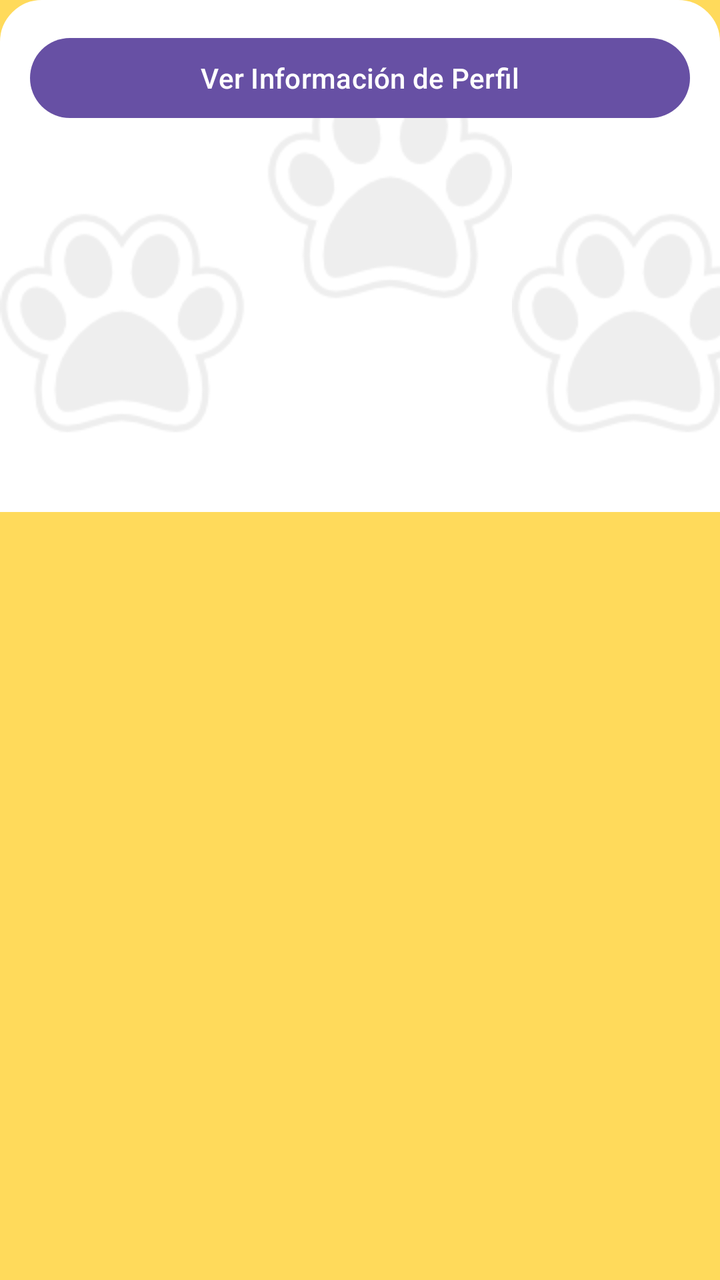
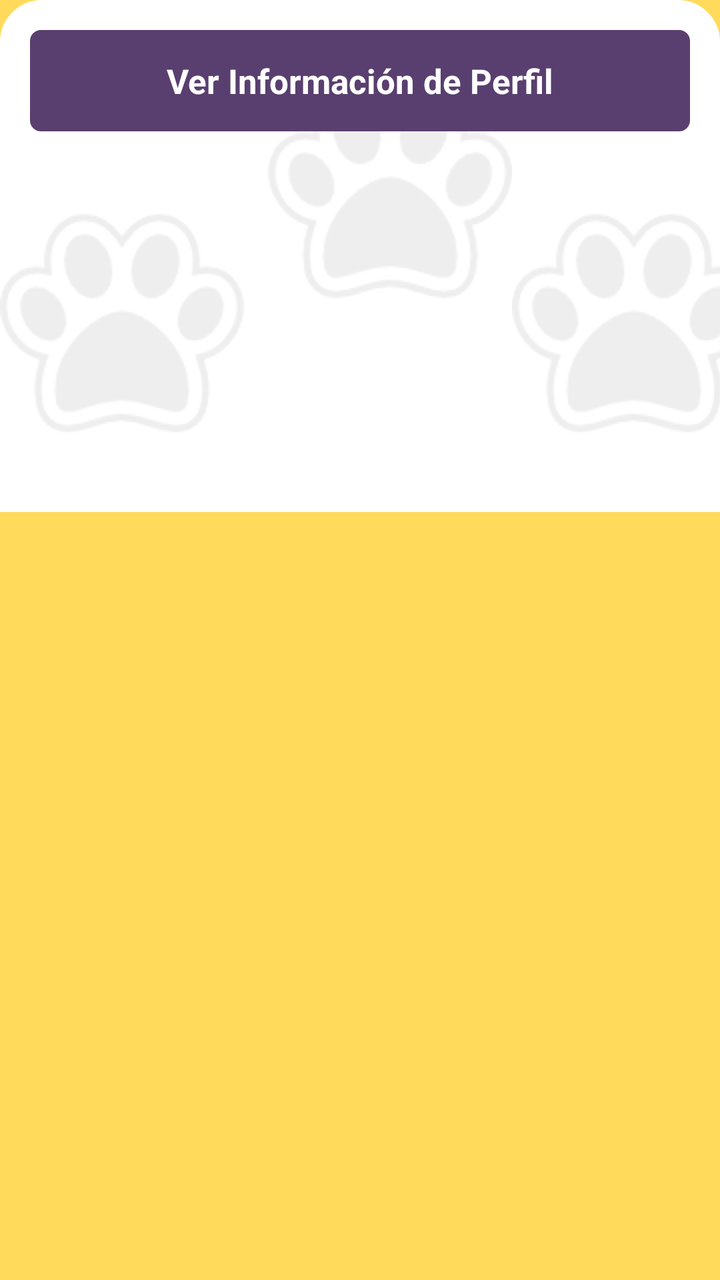

Compare the two renders of this Android layout. The source of the first and the diff that turns it into the second are given below.
<!-- AndroidManifest.xml: application theme Theme.TIC_PV -->
<!-- res/layout/activity_menu_voluntario.xml -->
<?xml version="1.0" encoding="utf-8"?>
<ScrollView xmlns:android="http://schemas.android.com/apk/res/android"
    xmlns:app="http://schemas.android.com/apk/res-auto"
    xmlns:tools="http://schemas.android.com/tools"
    android:id="@+id/main"
    android:layout_width="match_parent"
    android:layout_height="match_parent"
    android:background="@color/yellow"
    tools:context=".Vista.MenuVoluntarioActivity">

    <LinearLayout
        android:layout_width="match_parent"
        android:layout_height="match_parent"
        android:background="@drawable/bordes_fragment"
        android:padding="15dp"
        android:orientation="vertical">

        <Button
            android:layout_width="match_parent"
            android:layout_height="wrap_content"
            android:id="@+id/btnVerInformacionVoluntario"
            android:text="Ver Información de Perfil"/>

    </LinearLayout>

</ScrollView>
<!-- resources referenced by this layout -->
<resources>
  <color name="yellow">#ffda5b</color>
  <!-- drawable bordes_fragment (drawable) -->
  <?xml version="1.0" encoding="utf-8"?>
  <layer-list xmlns:android="http://schemas.android.com/apk/res/android">
  
      
      <item>
          <shape android:shape="rectangle">
              <solid android:color="#FFFFFF" />
  
              
              <corners
                  android:topLeftRadius="20dp"
                  android:topRightRadius="20dp" />
  
              <stroke
                  android:width="2dp"
                  android:color="#FFFFFF" />
          </shape>
      </item>
  
      
      <item>
          <bitmap
              android:src="@drawable/huellitas"
              android:tileMode="repeat"
              android:gravity="center"
              android:tint="@android:color/darker_gray"
              android:alpha="0.2"/> 
      </item>
  
  </layer-list>
  <style name="Theme.TIC_PV" parent="Base.Theme.TIC_PV" />
  <!-- drawable huellitas: png bitmap (drawable, 6949 bytes) -->
  <style name="Base.Theme.TIC_PV" parent="Theme.Material3.DayNight.NoActionBar">
          
          
  
  
  
  
  
  
  
  
      </style>
</resources>

<!-- the commit's change to res/layout/activity_menu_voluntario.xml (unified diff, before → after) -->
@@ -15,11 +15,27 @@
         android:padding="15dp"
         android:orientation="vertical">
 
-        <Button
+        <LinearLayout
             android:layout_width="match_parent"
             android:layout_height="wrap_content"
             android:id="@+id/btnVerInformacionVoluntario"
-            android:text="Ver Información de Perfil"/>
+            android:background="@drawable/border"
+            android:backgroundTint="@color/lila"
+            android:clickable="true"
+            android:focusable="true"
+            android:foreground="?android:attr/selectableItemBackground"
+            android:gravity="center"
+            android:orientation="horizontal"
+            android:padding="14dp">
+
+            <TextView
+                android:layout_width="wrap_content"
+                android:layout_height="wrap_content"
+                android:text="Ver Información de Perfil"
+                android:textColor="@color/white"
+                android:textSize="17sp"
+                android:textStyle="bold" />
+        </LinearLayout>
 
     </LinearLayout>
 
<!-- resource entries referenced after the edit -->
@@ -1,6 +1,20 @@
 <!-- resources referenced by this layout -->
 <resources>
+  <color name="lila">#593f6f</color>
+  <color name="white">#FFFFFFFF</color>
   <color name="yellow">#ffda5b</color>
+  <!-- drawable border (drawable) -->
+  <?xml version="1.0" encoding="utf-8"?>
+  <shape xmlns:android="http://schemas.android.com/apk/res/android">
+      
+      <solid android:color="#FFFFFF"/>
+  
+      
+      <stroke android:width="1dp" android:color="#AAAAAA"/>
+  
+      
+      <corners android:radius="5dp"/>
+  </shape>
   <!-- drawable bordes_fragment (drawable) -->
   <?xml version="1.0" encoding="utf-8"?>
   <layer-list xmlns:android="http://schemas.android.com/apk/res/android">
